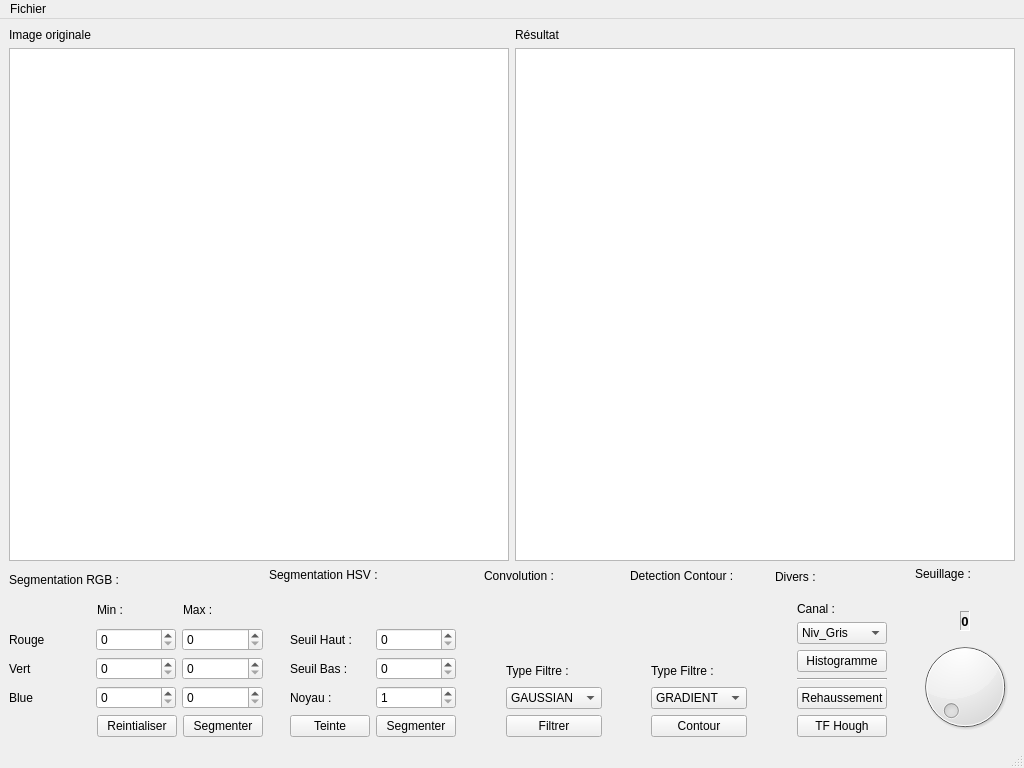
Qt form Facility/processingwindow.ui (etsi-kekeli/gestion_bibliotheque_image) before a commit.
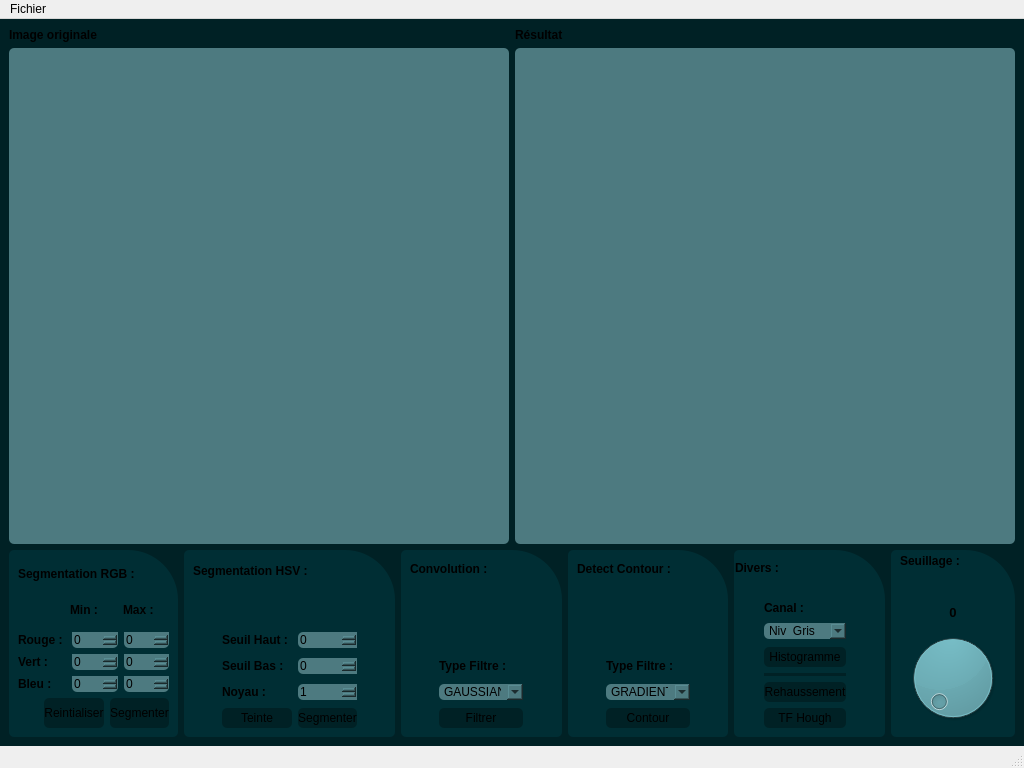
The same form after that commit.

Commit message: design & color palette

```diff
--- a/Facility/processingwindow.ui
+++ b/Facility/processingwindow.ui
@@ -32,6 +32,10 @@
    <property name="autoFillBackground">
     <bool>false</bool>
    </property>
+   <property name="styleSheet">
+    <string notr="true">background-color: rgb(0, 33, 37);
+</string>
+   </property>
    <layout class="QGridLayout" name="gridLayout_8">
     <item row="0" column="0">
      <layout class="QVBoxLayout" name="verticalLayout">
@@ -42,12 +46,20 @@
           <item>
            <widget class="QLabel" name="label">
             <property name="text">
-             <string>Image originale</string>
+             <string>&lt;html&gt;&lt;head/&gt;&lt;body&gt;&lt;p&gt;&lt;span style=&quot; font-weight:700;&quot;&gt;Image originale&lt;/span&gt;&lt;/p&gt;&lt;/body&gt;&lt;/html&gt;</string>
             </property>
            </widget>
           </item>
           <item>
-           <widget class="QGraphicsView" name="ImageOriginalegraphicsView"/>
+           <layout class="QHBoxLayout" name="horizontalLayout_12"/>
+          </item>
+          <item>
+           <widget class="QGraphicsView" name="ImageOriginalegraphicsView">
+            <property name="styleSheet">
+             <string notr="true">background-color: rgb(77, 122, 128);
+border-radius: 5px;</string>
+            </property>
+           </widget>
           </item>
          </layout>
         </item>
@@ -56,7 +68,7 @@
           <item>
            <widget class="QLabel" name="label_2">
             <property name="text">
-             <string>Résultat</string>
+             <string>&lt;html&gt;&lt;head/&gt;&lt;body&gt;&lt;p&gt;&lt;span style=&quot; font-weight:700;&quot;&gt;Résultat&lt;/span&gt;&lt;/p&gt;&lt;/body&gt;&lt;/html&gt;</string>
             </property>
            </widget>
           </item>
@@ -71,6 +83,10 @@
             <property name="cursor" stdset="0">
              <cursorShape>ClosedHandCursor</cursorShape>
             </property>
+            <property name="styleSheet">
+             <string notr="true">background-color: rgb(77, 122, 128);
+border-radius: 5px;</string>
+            </property>
            </widget>
           </item>
          </layout>
@@ -80,16 +96,42 @@
       <item>
        <layout class="QHBoxLayout" name="horizontalLayout_3">
         <item>
+         <widget class="QFrame" name="">
+          <property name="styleSheet">
+           <string notr="true">background-color: rgb(0, 46, 52);
+border-radius: 5px;
+border-top-right-radius: 50;</string>
+          </property>
          <layout class="QVBoxLayout" name="SegmentLayout">
           <item>
            <layout class="QHBoxLayout" name="horizontalLayout_4">
             <item>
              <widget class="QLabel" name="label_3">
               <property name="text">
-               <string>Segmentation RGB : </string>
+                <string>&lt;html&gt;&lt;head/&gt;&lt;body&gt;&lt;p&gt;&lt;span style=&quot; font-weight:700;&quot;&gt;Segmentation RGB : &lt;/span&gt;&lt;/p&gt;&lt;/body&gt;&lt;/html&gt;</string>
               </property>
              </widget>
             </item>
+             <item>
+              <layout class="QHBoxLayout" name="horizontalLayout_2">
+               <item>
+                <spacer name="horizontalSpacer_31">
+                 <property name="orientation">
+                  <enum>Qt::Orientation::Horizontal</enum>
+                 </property>
+                 <property name="sizeType">
+                  <enum>QSizePolicy::Policy::Preferred</enum>
+                 </property>
+                 <property name="sizeHint" stdset="0">
+                  <size>
+                   <width>40</width>
+                   <height>20</height>
+                  </size>
+                 </property>
+                </spacer>
+               </item>
+              </layout>
+             </item>
            </layout>
           </item>
           <item>
@@ -97,21 +139,21 @@
             <item>
              <layout class="QHBoxLayout" name="horizontalLayout_6">
               <property name="leftMargin">
-               <number>88</number>
+                <number>52</number>
               </property>
              </layout>
             </item>
             <item>
              <widget class="QLabel" name="label_4">
               <property name="text">
-               <string>Min : </string>
+                <string>&lt;html&gt;&lt;head/&gt;&lt;body&gt;&lt;p&gt;&lt;span style=&quot; font-size:9pt; font-weight:700;&quot;&gt;Min : &lt;/span&gt;&lt;/p&gt;&lt;/body&gt;&lt;/html&gt;</string>
               </property>
              </widget>
             </item>
             <item>
              <widget class="QLabel" name="label_5">
               <property name="text">
-               <string>Max : </string>
+                <string>&lt;html&gt;&lt;head/&gt;&lt;body&gt;&lt;p&gt;&lt;span style=&quot; font-size:9pt; font-weight:700;&quot;&gt;Max : &lt;/span&gt;&lt;/p&gt;&lt;/body&gt;&lt;/html&gt;</string>
               </property>
              </widget>
             </item>
@@ -122,12 +164,15 @@
             <item row="0" column="0">
              <widget class="QLabel" name="label_6">
               <property name="text">
-               <string>Rouge</string>
+                <string>&lt;html&gt;&lt;head/&gt;&lt;body&gt;&lt;p&gt;&lt;span style=&quot; font-size:9pt; font-weight:700;&quot;&gt;Rouge : &lt;/span&gt;&lt;/p&gt;&lt;/body&gt;&lt;/html&gt;</string>
               </property>
              </widget>
             </item>
             <item row="2" column="2">
              <widget class="QSpinBox" name="SeuilMaxBVal">
+               <property name="styleSheet">
+                <string notr="true">background-color: rgb(77, 122, 128);</string>
+               </property>
               <property name="maximum">
                <number>255</number>
               </property>
@@ -136,12 +181,15 @@
             <item row="2" column="0">
              <widget class="QLabel" name="label_8">
               <property name="text">
-               <string>Blue</string>
+                <string>&lt;html&gt;&lt;head/&gt;&lt;body&gt;&lt;p&gt;&lt;span style=&quot; font-size:9pt; font-weight:700;&quot;&gt;Bleu : &lt;/span&gt;&lt;/p&gt;&lt;/body&gt;&lt;/html&gt;</string>
               </property>
              </widget>
             </item>
             <item row="1" column="1">
              <widget class="QSpinBox" name="SeuilMinVVal">
+               <property name="styleSheet">
+                <string notr="true">background-color: rgb(77, 122, 128);</string>
+               </property>
               <property name="maximum">
                <number>255</number>
               </property>
@@ -149,6 +197,9 @@
             </item>
             <item row="2" column="1">
              <widget class="QSpinBox" name="SeuilMinBVal">
+               <property name="styleSheet">
+                <string notr="true">background-color: rgb(77, 122, 128);</string>
+               </property>
               <property name="maximum">
                <number>255</number>
               </property>
@@ -157,12 +208,15 @@
             <item row="1" column="0">
              <widget class="QLabel" name="label_7">
               <property name="text">
-               <string>Vert</string>
+                <string>&lt;html&gt;&lt;head/&gt;&lt;body&gt;&lt;p&gt;&lt;span style=&quot; font-size:9pt; font-weight:700;&quot;&gt;Vert : &lt;/span&gt;&lt;/p&gt;&lt;/body&gt;&lt;/html&gt;</string>
               </property>
              </widget>
             </item>
             <item row="0" column="2">
              <widget class="QSpinBox" name="SeuilMaxRVal">
+               <property name="styleSheet">
+                <string notr="true">background-color: rgb(77, 122, 128);</string>
+               </property>
               <property name="maximum">
                <number>255</number>
               </property>
@@ -176,6 +230,9 @@
             </item>
             <item row="1" column="2">
              <widget class="QSpinBox" name="SeuilMaxVVal">
+               <property name="styleSheet">
+                <string notr="true">background-color: rgb(77, 122, 128);</string>
+               </property>
               <property name="maximum">
                <number>255</number>
               </property>
@@ -183,6 +240,9 @@
             </item>
             <item row="0" column="1">
              <widget class="QSpinBox" name="SeuilMinRVal">
+               <property name="styleSheet">
+                <string notr="true">background-color: rgb(77, 122, 128);</string>
+               </property>
               <property name="maximum">
                <number>255</number>
               </property>
@@ -195,12 +255,23 @@
             <item>
              <layout class="QHBoxLayout" name="horizontalLayout_8">
               <property name="leftMargin">
-               <number>88</number>
+                <number>26</number>
               </property>
              </layout>
             </item>
             <item>
              <widget class="QPushButton" name="RestValRGBSeuilButton">
+               <property name="sizePolicy">
+                <sizepolicy hsizetype="Preferred" vsizetype="Preferred">
+                 <horstretch>0</horstretch>
+                 <verstretch>0</verstretch>
+                </sizepolicy>
+               </property>
+               <property name="styleSheet">
+                <string notr="true">background-color: rgb(0, 33, 37);
+border-radius:5px;
+font: 700 10pt &quot;Ubuntu&quot;;</string>
+               </property>
               <property name="text">
                <string>Reintialiser</string>
               </property>
@@ -208,6 +279,17 @@
             </item>
             <item>
              <widget class="QPushButton" name="segRGBButton">
+               <property name="sizePolicy">
+                <sizepolicy hsizetype="Preferred" vsizetype="Preferred">
+                 <horstretch>0</horstretch>
+                 <verstretch>0</verstretch>
+                </sizepolicy>
+               </property>
+               <property name="styleSheet">
+                <string notr="true">background-color: rgb(0, 33, 37);
+border-radius:5px;
+font: 700 10pt &quot;Ubuntu&quot;;</string>
+               </property>
               <property name="text">
                <string>Segmenter</string>
               </property>
@@ -216,15 +298,42 @@
            </layout>
           </item>
          </layout>
+         </widget>
         </item>
         <item>
+         <widget class="QWidget" name="" native="true">
+          <property name="styleSheet">
+           <string notr="true">background-color: rgb(0, 46, 52);
+border-radius: 5px;
+border-top-right-radius: 50;</string>
+          </property>
          <layout class="QVBoxLayout" name="verticalLayout_7">
           <item>
+            <layout class="QHBoxLayout" name="horizontalLayout_14">
+             <item>
            <widget class="QLabel" name="label_15">
             <property name="text">
-             <string>Segmentation HSV :</string>
-            </property>
-           </widget>
+                <string>&lt;html&gt;&lt;head/&gt;&lt;body&gt;&lt;p&gt;&lt;span style=&quot; font-weight:700;&quot;&gt;Segmentation HSV :&lt;/span&gt;&lt;/p&gt;&lt;/body&gt;&lt;/html&gt;</string>
+               </property>
+              </widget>
+             </item>
+             <item>
+              <spacer name="horizontalSpacer_32">
+               <property name="orientation">
+                <enum>Qt::Orientation::Horizontal</enum>
+               </property>
+               <property name="sizeType">
+                <enum>QSizePolicy::Policy::Preferred</enum>
+               </property>
+               <property name="sizeHint" stdset="0">
+                <size>
+                 <width>40</width>
+                 <height>20</height>
+                </size>
+               </property>
+              </spacer>
+             </item>
+            </layout>
           </item>
           <item>
            <spacer name="verticalSpacer_4">
@@ -246,6 +355,9 @@
            <layout class="QGridLayout" name="gridLayout_7">
             <item row="1" column="2">
              <widget class="QSpinBox" name="SeuilMinHSV">
+               <property name="styleSheet">
+                <string notr="true">background-color: rgb(77, 122, 128);</string>
+               </property>
               <property name="maximum">
                <number>360</number>
               </property>
@@ -253,6 +365,9 @@
             </item>
             <item row="0" column="2">
              <widget class="QSpinBox" name="SeuilMaxHSV">
+               <property name="styleSheet">
+                <string notr="true">background-color: rgb(77, 122, 128);</string>
+               </property>
               <property name="maximum">
                <number>360</number>
               </property>
@@ -357,19 +472,32 @@
             <item row="1" column="1">
              <widget class="QLabel" name="label_17">
               <property name="text">
-               <string>Seuil Bas : </string>
+                <string>&lt;html&gt;&lt;head/&gt;&lt;body&gt;&lt;p&gt;&lt;span style=&quot; font-size:9pt; font-weight:700;&quot;&gt;Seuil Bas : &lt;/span&gt;&lt;/p&gt;&lt;/body&gt;&lt;/html&gt;
+</string>
               </property>
              </widget>
             </item>
             <item row="0" column="1">
              <widget class="QLabel" name="label_16">
               <property name="text">
-               <string>Seuil Haut : </string>
+                <string>&lt;html&gt;&lt;head/&gt;&lt;body&gt;&lt;p&gt;&lt;span style=&quot; font-size:9pt; font-weight:700;&quot;&gt;Seuil Haut : &lt;/span&gt;&lt;/p&gt;&lt;/body&gt;&lt;/html&gt;
+</string>
               </property>
              </widget>
             </item>
             <item row="3" column="2">
              <widget class="QPushButton" name="segmentHSV">
+               <property name="sizePolicy">
+                <sizepolicy hsizetype="Preferred" vsizetype="Preferred">
+                 <horstretch>0</horstretch>
+                 <verstretch>0</verstretch>
+                </sizepolicy>
+               </property>
+               <property name="styleSheet">
+                <string notr="true">background-color: rgb(0, 33, 37);
+border-radius:5px;
+font: 700 10pt &quot;Ubuntu&quot;;</string>
+               </property>
               <property name="text">
                <string>Segmenter</string>
               </property>
@@ -377,6 +505,9 @@
             </item>
             <item row="2" column="2">
              <widget class="QSpinBox" name="tailleNoyau">
+               <property name="styleSheet">
+                <string notr="true">background-color: rgb(77, 122, 128);</string>
+               </property>
               <property name="minimum">
                <number>1</number>
               </property>
@@ -388,7 +519,8 @@
             <item row="2" column="1">
              <widget class="QLabel" name="label_18">
               <property name="text">
-               <string>Noyau : </string>
+                <string>&lt;html&gt;&lt;head/&gt;&lt;body&gt;&lt;p&gt;&lt;span style=&quot; font-size:9pt; font-weight:700;&quot;&gt;Noyau : &lt;/span&gt;&lt;/p&gt;&lt;/body&gt;&lt;/html&gt;
+</string>
               </property>
              </widget>
             </item>
@@ -426,6 +558,17 @@
             </item>
             <item row="3" column="1">
              <widget class="QPushButton" name="teinteButton">
+               <property name="sizePolicy">
+                <sizepolicy hsizetype="Preferred" vsizetype="Preferred">
+                 <horstretch>0</horstretch>
+                 <verstretch>0</verstretch>
+                </sizepolicy>
+               </property>
+               <property name="styleSheet">
+                <string notr="true">background-color: rgb(0, 33, 37);
+border-radius:5px;
+font: 700 10pt &quot;Ubuntu&quot;;</string>
+               </property>
               <property name="text">
                <string>Teinte</string>
               </property>
@@ -434,15 +577,42 @@
            </layout>
           </item>
          </layout>
+         </widget>
         </item>
         <item>
+         <widget class="QFrame" name="">
+          <property name="styleSheet">
+           <string notr="true">background-color: rgb(0, 46, 52);
+border-radius: 5px;
+border-top-right-radius: 50;</string>
+          </property>
          <layout class="QVBoxLayout" name="verticalLayout_5">
           <item>
+            <layout class="QHBoxLayout" name="horizontalLayout_15">
+             <item>
            <widget class="QLabel" name="label_10">
             <property name="text">
-             <string>Convolution : </string>
-            </property>
-           </widget>
+                <string>&lt;html&gt;&lt;head/&gt;&lt;body&gt;&lt;p&gt;&lt;span style=&quot; font-weight:700;&quot;&gt;Convolution : &lt;/span&gt;&lt;/p&gt;&lt;/body&gt;&lt;/html&gt;</string>
+               </property>
+              </widget>
+             </item>
+             <item>
+              <spacer name="horizontalSpacer_33">
+               <property name="orientation">
+                <enum>Qt::Orientation::Horizontal</enum>
+               </property>
+               <property name="sizeType">
+                <enum>QSizePolicy::Policy::Preferred</enum>
+               </property>
+               <property name="sizeHint" stdset="0">
+                <size>
+                 <width>40</width>
+                 <height>20</height>
+                </size>
+               </property>
+              </spacer>
+             </item>
+            </layout>
           </item>
           <item>
            <spacer name="verticalSpacer_3">
@@ -464,6 +634,9 @@
            <layout class="QGridLayout" name="gridLayout_6">
             <item row="1" column="1">
              <widget class="QComboBox" name="convComboBox">
+               <property name="styleSheet">
+                <string notr="true">background-color: rgb(77, 122, 128);</string>
+               </property>
               <item>
                <property name="text">
                 <string>GAUSSIAN</string>
@@ -509,6 +682,17 @@
             </item>
             <item row="2" column="1">
              <widget class="QPushButton" name="convButton">
+               <property name="sizePolicy">
+                <sizepolicy hsizetype="Preferred" vsizetype="Preferred">
+                 <horstretch>0</horstretch>
+                 <verstretch>0</verstretch>
+                </sizepolicy>
+               </property>
+               <property name="styleSheet">
+                <string notr="true">background-color: rgb(0, 33, 37);
+border-radius:5px;
+font: 700 10pt &quot;Ubuntu&quot;;</string>
+               </property>
               <property name="text">
                <string>Filtrer</string>
               </property>
@@ -517,7 +701,8 @@
             <item row="0" column="1">
              <widget class="QLabel" name="label_9">
               <property name="text">
-               <string>Type Filtre : </string>
+                <string>&lt;html&gt;&lt;head/&gt;&lt;body&gt;&lt;p&gt;&lt;span style=&quot; font-size:9pt; font-weight:700;&quot;&gt;Type Filtre : &lt;/span&gt;&lt;/p&gt;&lt;/body&gt;&lt;/html&gt;
+</string>
               </property>
              </widget>
             </item>
@@ -604,15 +789,42 @@
            </layout>
           </item>
          </layout>
+         </widget>
         </item>
         <item>
+         <widget class="QFrame" name="">
+          <property name="styleSheet">
+           <string notr="true">background-color: rgb(0, 46, 52);
+border-radius: 5px;
+border-top-right-radius: 50;</string>
+          </property>
          <layout class="QVBoxLayout" name="verticalLayout_4">
           <item>
+            <layout class="QHBoxLayout" name="horizontalLayout_16">
+             <item>
            <widget class="QLabel" name="label_11">
             <property name="text">
-             <string>Detection Contour : </string>
-            </property>
-           </widget>
+                <string>&lt;html&gt;&lt;head/&gt;&lt;body&gt;&lt;p&gt;&lt;span style=&quot; font-weight:700;&quot;&gt;Detect Contour : &lt;/span&gt;&lt;/p&gt;&lt;/body&gt;&lt;/html&gt;</string>
+               </property>
+              </widget>
+             </item>
+             <item>
+              <spacer name="horizontalSpacer_34">
+               <property name="orientation">
+                <enum>Qt::Orientation::Horizontal</enum>
+               </property>
+               <property name="sizeType">
+                <enum>QSizePolicy::Policy::Preferred</enum>
+               </property>
+               <property name="sizeHint" stdset="0">
+                <size>
+                 <width>40</width>
+                 <height>20</height>
+                </size>
+               </property>
+              </spacer>
+             </item>
+            </layout>
           </item>
           <item>
            <spacer name="verticalSpacer_2">
@@ -650,6 +862,9 @@
             </item>
             <item row="1" column="1">
              <widget class="QComboBox" name="contourComboBox">
+               <property name="styleSheet">
+                <string notr="true">background-color: rgb(77, 122, 128);</string>
+               </property>
               <item>
                <property name="text">
                 <string>GRADIENT</string>
@@ -665,7 +880,8 @@
             <item row="0" column="1">
              <widget class="QLabel" name="label_12">
               <property name="text">
-               <string>Type Filtre : </string>
+                <string>&lt;html&gt;&lt;head/&gt;&lt;body&gt;&lt;p&gt;&lt;span style=&quot; font-size:9pt; font-weight:700;&quot;&gt;Type Filtre : &lt;/span&gt;&lt;/p&gt;&lt;/body&gt;&lt;/html&gt;
+</string>
               </property>
              </widget>
             </item>
@@ -703,6 +919,17 @@
             </item>
             <item row="2" column="1">
              <widget class="QPushButton" name="contourButton">
+               <property name="sizePolicy">
+                <sizepolicy hsizetype="Preferred" vsizetype="Preferred">
+                 <horstretch>0</horstretch>
+                 <verstretch>0</verstretch>
+                </sizepolicy>
+               </property>
+               <property name="styleSheet">
+                <string notr="true">background-color: rgb(0, 33, 37);
+border-radius:5px;
+font: 700 10pt &quot;Ubuntu&quot;;</string>
+               </property>
               <property name="text">
                <string>Contour</string>
               </property>
@@ -759,35 +986,53 @@
            </layout>
           </item>
          </layout>
+         </widget>
         </item>
         <item>
+         <widget class="QFrame" name="">
+          <property name="styleSheet">
+           <string notr="true">background-color: rgb(0, 46, 52);
+border-radius: 5px;
+border-top-right-radius: 50;</string>
+          </property>
          <layout class="QGridLayout" name="gridLayout">
           <property name="leftMargin">
-           <number>0</number>
+            <number>1</number>
           </property>
           <property name="topMargin">
-           <number>0</number>
-          </property>
-          <item row="1" column="0">
-           <widget class="QLabel" name="label_14">
-            <property name="sizePolicy">
-             <sizepolicy hsizetype="Minimum" vsizetype="Minimum">
-              <horstretch>0</horstretch>
-              <verstretch>0</verstretch>
-             </sizepolicy>
-            </property>
-            <property name="text">
-             <string>Divers : </string>
-            </property>
-            <property name="wordWrap">
-             <bool>true</bool>
-            </property>
-           </widget>
-          </item>
-          <item row="4" column="0">
+            <number>1</number>
+           </property>
+           <item row="3" column="0">
+            <spacer name="verticalSpacer">
+             <property name="orientation">
+              <enum>Qt::Orientation::Vertical</enum>
+             </property>
+             <property name="sizeType">
+              <enum>QSizePolicy::Policy::Preferred</enum>
+             </property>
+             <property name="sizeHint" stdset="0">
+              <size>
+               <width>20</width>
+               <height>9</height>
+              </size>
+             </property>
+            </spacer>
+           </item>
+           <item row="5" column="0">
            <layout class="QGridLayout" name="gridLayout_4">
             <item row="5" column="1">
              <widget class="QPushButton" name="HoughButton">
+               <property name="sizePolicy">
+                <sizepolicy hsizetype="Preferred" vsizetype="Preferred">
+                 <horstretch>0</horstretch>
+                 <verstretch>0</verstretch>
+                </sizepolicy>
+               </property>
+               <property name="styleSheet">
+                <string notr="true">background-color: rgb(0, 33, 37);
+border-radius:5px;
+font: 700 10pt &quot;Ubuntu&quot;;</string>
+               </property>
               <property name="text">
                <string>TF Hough</string>
               </property>
@@ -795,6 +1040,17 @@
             </item>
             <item row="4" column="1">
              <widget class="QPushButton" name="RehaussButton">
+               <property name="sizePolicy">
+                <sizepolicy hsizetype="Preferred" vsizetype="Preferred">
+                 <horstretch>0</horstretch>
+                 <verstretch>0</verstretch>
+                </sizepolicy>
+               </property>
+               <property name="styleSheet">
+                <string notr="true">background-color: rgb(0, 33, 37);
+border-radius:5px;
+font: 700 10pt &quot;Ubuntu&quot;;</string>
+               </property>
               <property name="text">
                <string>Rehaussement</string>
               </property>
@@ -802,6 +1058,17 @@
             </item>
             <item row="2" column="1">
              <widget class="QPushButton" name="HistoButton">
+               <property name="sizePolicy">
+                <sizepolicy hsizetype="Preferred" vsizetype="Preferred">
+                 <horstretch>0</horstretch>
+                 <verstretch>0</verstretch>
+                </sizepolicy>
+               </property>
+               <property name="styleSheet">
+                <string notr="true">background-color: rgb(0, 33, 37);
+border-radius:5px;
+font: 700 10pt &quot;Ubuntu&quot;;</string>
+               </property>
               <property name="text">
                <string>Histogramme</string>
               </property>
@@ -825,6 +1092,10 @@
             </item>
             <item row="3" column="1">
              <widget class="Line" name="line">
+               <property name="styleSheet">
+                <string notr="true">color: rgb(0, 33, 37);
+background-color: rgb(0, 33, 37);</string>
+               </property>
               <property name="orientation">
                <enum>Qt::Orientation::Horizontal</enum>
               </property>
@@ -880,6 +1151,9 @@
             </item>
             <item row="1" column="1">
              <widget class="QComboBox" name="histogramComboBox">
+               <property name="styleSheet">
+                <string notr="true">background-color: rgb(77, 122, 128);</string>
+               </property>
               <item>
                <property name="text">
                 <string>Niv_Gris</string>
@@ -937,7 +1211,8 @@
             <item row="0" column="1">
              <widget class="QLabel" name="label_19">
               <property name="text">
-               <string>Canal :</string>
+                <string>&lt;html&gt;&lt;head/&gt;&lt;body&gt;&lt;p&gt;&lt;span style=&quot; font-size:9pt; font-weight:700;&quot;&gt;Canal : &lt;/span&gt;&lt;/p&gt;&lt;/body&gt;&lt;/html&gt;
+</string>
               </property>
              </widget>
             </item>
@@ -975,38 +1250,85 @@
             </item>
            </layout>
           </item>
-          <item row="2" column="0">
-           <spacer name="verticalSpacer">
+           <item row="1" column="0">
+            <layout class="QHBoxLayout" name="horizontalLayout_17">
+             <item>
+              <widget class="QLabel" name="label_14">
+               <property name="sizePolicy">
+                <sizepolicy hsizetype="Minimum" vsizetype="Minimum">
+                 <horstretch>0</horstretch>
+                 <verstretch>0</verstretch>
+                </sizepolicy>
+               </property>
+               <property name="text">
+                <string>&lt;html&gt;&lt;head/&gt;&lt;body&gt;&lt;p&gt;&lt;span style=&quot; font-weight:700;&quot;&gt;Divers : &lt;/span&gt;&lt;/p&gt;&lt;/body&gt;&lt;/html&gt;</string>
+               </property>
+               <property name="wordWrap">
+                <bool>true</bool>
+               </property>
+              </widget>
+             </item>
+             <item>
+              <spacer name="horizontalSpacer_35">
             <property name="orientation">
-             <enum>Qt::Orientation::Vertical</enum>
+                <enum>Qt::Orientation::Horizontal</enum>
             </property>
             <property name="sizeType">
              <enum>QSizePolicy::Policy::Preferred</enum>
             </property>
             <property name="sizeHint" stdset="0">
              <size>
-              <width>20</width>
-              <height>9</height>
+                 <width>40</width>
+                 <height>20</height>
              </size>
             </property>
            </spacer>
           </item>
          </layout>
         </item>
+          </layout>
+         </widget>
+        </item>
         <item>
+         <widget class="QFrame" name="">
+          <property name="styleSheet">
+           <string notr="true">background-color: rgb(0, 46, 52);
+border-radius: 5px;
+border-top-right-radius: 50;</string>
+          </property>
          <layout class="QVBoxLayout" name="verticalLayout_6" stretch="0,0,0,0">
           <property name="sizeConstraint">
            <enum>QLayout::SizeConstraint::SetDefaultConstraint</enum>
           </property>
           <property name="topMargin">
-           <number>0</number>
-          </property>
+            <number>1</number>
+           </property>
+           <item>
+            <layout class="QHBoxLayout" name="horizontalLayout_18">
           <item>
            <widget class="QLabel" name="label_13">
             <property name="text">
-             <string>Seuillage : </string>
-            </property>
-           </widget>
+                <string>&lt;html&gt;&lt;head/&gt;&lt;body&gt;&lt;p&gt;&lt;span style=&quot; font-weight:700;&quot;&gt;Seuillage : &lt;/span&gt;&lt;/p&gt;&lt;/body&gt;&lt;/html&gt;</string>
+               </property>
+              </widget>
+             </item>
+             <item>
+              <spacer name="horizontalSpacer_36">
+               <property name="orientation">
+                <enum>Qt::Orientation::Horizontal</enum>
+               </property>
+               <property name="sizeType">
+                <enum>QSizePolicy::Policy::Preferred</enum>
+               </property>
+               <property name="sizeHint" stdset="0">
+                <size>
+                 <width>40</width>
+                 <height>20</height>
+                </size>
+               </property>
+              </spacer>
+             </item>
+            </layout>
           </item>
           <item>
            <spacer name="verticalSpacer_5">
@@ -1110,6 +1432,12 @@
               <height>100</height>
              </size>
             </property>
+             <property name="cursor">
+              <cursorShape>ClosedHandCursor</cursorShape>
+             </property>
+             <property name="styleSheet">
+              <string notr="true">background-color: rgb(77, 122, 128);</string>
+             </property>
             <property name="maximum">
              <number>255</number>
             </property>
@@ -1122,6 +1450,7 @@
            </widget>
           </item>
          </layout>
+         </widget>
         </item>
        </layout>
       </item>
```
Lines whose indentation alone changed are shown as unchanged.
